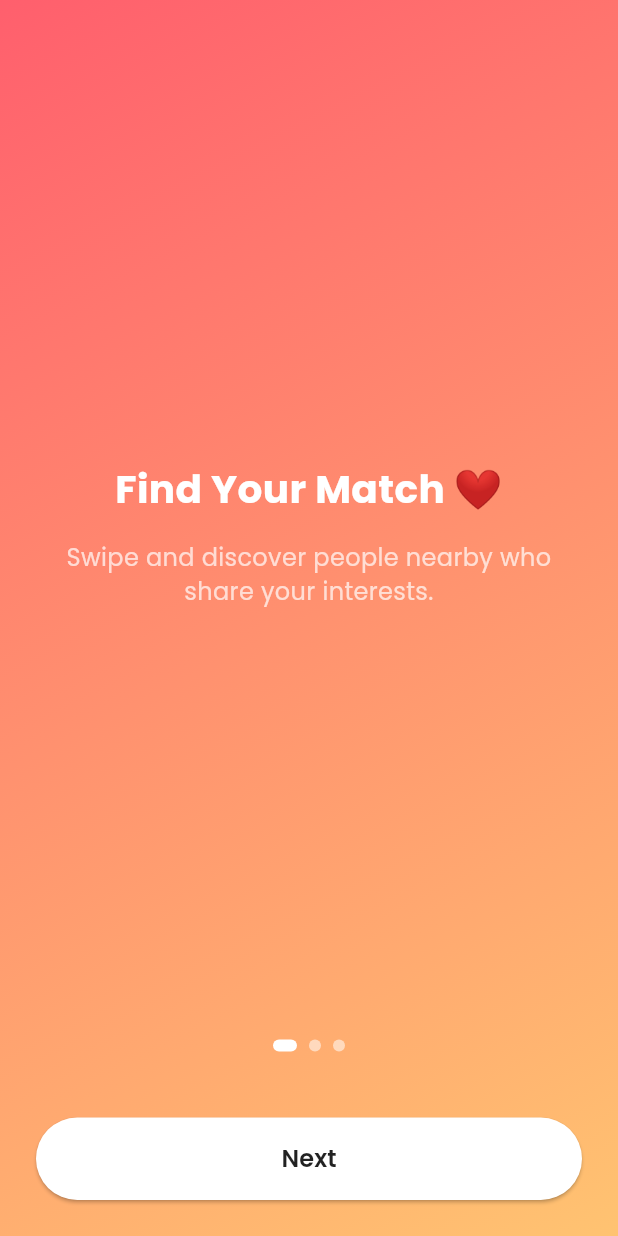
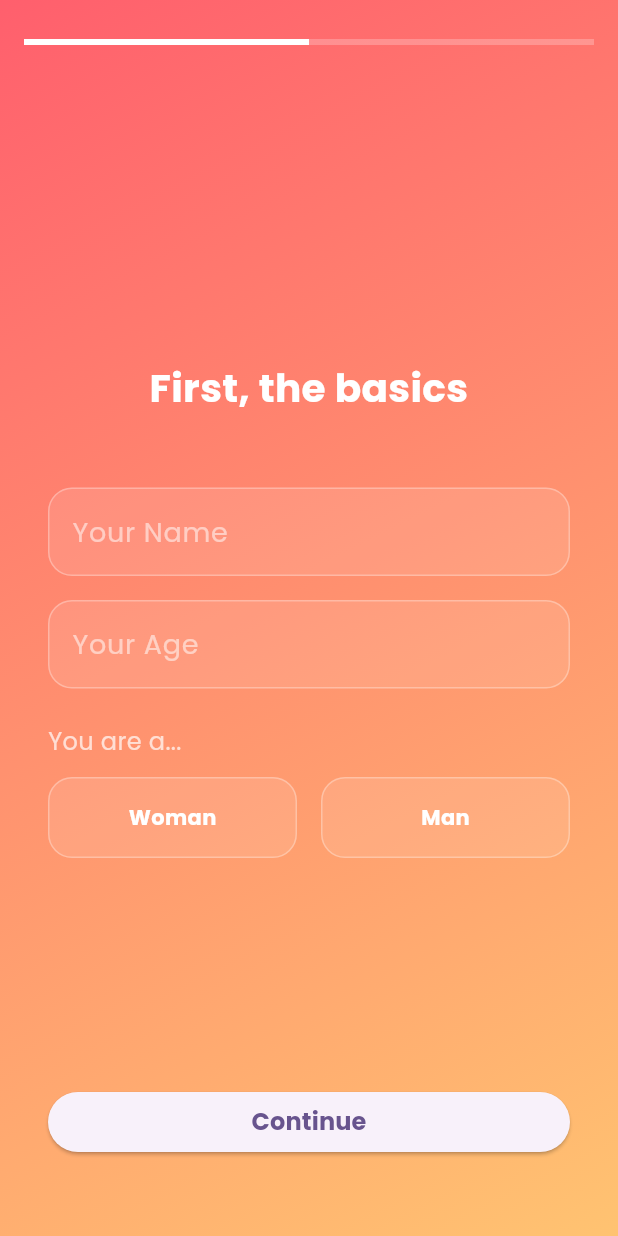
Before and after one commit to sinancholakkal/Dating_app, a Flutter app: the screen it shows after launch, on a phone screen of 412 x 824 dp. Run offline on Flutter 3.47's test engine with Material 3 defaults, Android fonts, the phone set to English and light mode, and no system bars; our stand-ins replace bloc, flutter_bloc, fluttertoast, go_router, google_fonts, pinput.

Commit message:
working in  profile setup screen, basic tab and photo upload tab added

```diff
--- a/lib/main.dart
+++ b/lib/main.dart
@@ -1,5 +1,6 @@
 import 'package:dating_app/routes/app_router.dart';
 import 'package:dating_app/state/auth_bloc/auth_bloc.dart';
+import 'package:dating_app/state/profile_setup_bloc/profile_setup_bloc.dart';
 import 'package:dating_app/view/screen_onboarding/screen_onboarding.dart';
 import 'package:flutter/material.dart';
 import 'package:flutter_bloc/flutter_bloc.dart';
@@ -17,6 +18,9 @@ class MyApp extends StatelessWidget {
         BlocProvider(
           create: (context) => AuthBloc(),
         ),
+        BlocProvider(
+          create: (context) => ProfileSetupBloc(),
+        ),
 
       ],
       child: MaterialApp.router(
--- a/lib/routes/app_router.dart
+++ b/lib/routes/app_router.dart
@@ -4,16 +4,18 @@
 import 'package:dating_app/view/auth_landing_screen/auth_landing_screen.dart';
 import 'package:dating_app/view/email_auth_screen/email_auth_screen.dart';
 import 'package:dating_app/view/phone_otp_screen/phone_otp_screen.dart';
+import 'package:dating_app/view/profile_setup_screen/profile_setup_screen.dart';
 import 'package:dating_app/view/screen_onboarding/screen_onboarding.dart';
 import 'package:go_router/go_router.dart';
 
 final GoRouter appRouter = GoRouter(
-  initialLocation: '/onboarding',
+  initialLocation: '/profilesetup',
   routes: [
     GoRoute(path: '/onboarding', builder: (context, state) =>  ScreenOnboarding()),
     GoRoute(path: '/authlanding', builder: (context, state) =>  AuthLandingScreen()),
     GoRoute(path: '/phoneotp', builder: (context, state) =>  PhoneOtpScreen()),
     GoRoute(path: '/emailauth', builder: (context, state) =>  EmailAuthScreen()),
+    GoRoute(path: '/profilesetup', builder: (context, state) =>  ProfileSetupScreen()),
     // GoRoute(path: '/login', builder: (context, state) => const LoginScreen()),
     // GoRoute(
     //   path: '/register',
--- /dev/null
+++ b/lib/state/profile_setup_bloc/profile_setup_event.dart
@@ -0,0 +1,17 @@
+part of 'profile_setup_bloc.dart';
+
+abstract class ProfileSetupEvent {}
+
+class ContinueTappedEvent extends ProfileSetupEvent {
+  final int currentPage;
+  final PageController pageController;
+  ContinueTappedEvent( {required this.pageController,required this.currentPage});
+}
+
+class GoBackTappedEvent extends ProfileSetupEvent {
+  final PageController pageController;
+    final int currentPage;
+  GoBackTappedEvent( {required this.currentPage,required this.pageController});
+}
+class StartProfileSetupEvent extends ProfileSetupEvent{}
+class StartProfileSetup extends ProfileSetupEvent {}
--- /dev/null
+++ b/lib/state/profile_setup_bloc/profile_setup_state.dart
@@ -0,0 +1,23 @@
+part of 'profile_setup_bloc.dart';
+
+@immutable
+sealed class ProfileSetupState {}
+
+// Initial state when the screen is first loaded.
+final class ProfileSetupInitial extends ProfileSetupState {}
+
+class ProfileSetUpNextPage extends ProfileSetupState{
+  final int currentPage;
+
+  ProfileSetUpNextPage({required this.currentPage});
+
+}
+
+// Optional: A state for when the entire profile is submitted successfully
+final class ProfileSetupSuccess extends ProfileSetupState {}
+
+// Optional: A state to represent an error during submission
+final class ProfileSetupFailure extends ProfileSetupState {
+  final String error;
+  ProfileSetupFailure({required this.error});
+}
--- a/lib/view/phone_otp_screen/phone_otp_screen.dart
+++ b/lib/view/phone_otp_screen/phone_otp_screen.dart
@@ -7,8 +7,7 @@ import 'package:dating_app/view/widgets/text_feild.dart';
 import 'package:dating_app/view/widgets/toast.dart';
 import 'package:flutter/material.dart';
 import 'package:flutter_bloc/flutter_bloc.dart';
-import 'package:google_fonts/google_fonts.dart';
-import 'package:pinput/pinput.dart';
+
 
 class PhoneOtpScreen extends StatefulWidget {
   const PhoneOtpScreen({super.key});
--- /dev/null
+++ b/lib/view/profile_setup_screen/profile_setup_screen.dart
@@ -0,0 +1,105 @@
+import 'package:dating_app/state/profile_setup_bloc/profile_setup_bloc.dart';
+import 'package:dating_app/utils/app_color.dart';
+import 'package:dating_app/utils/app_color.dart' as AppColors;
+import 'package:dating_app/view/profile_setup_screen/widget/details_setup.dart';
+import 'package:dating_app/view/profile_setup_screen/widget/photos_setp.dart';
+import 'package:dating_app/view/widgets/app_genderchip.dart';
+import 'package:dating_app/view/widgets/app_text_field.dart';
+import 'package:flutter/material.dart';
+import 'package:flutter_bloc/flutter_bloc.dart';
+import 'package:google_fonts/google_fonts.dart';
+
+class ProfileSetupScreen extends StatefulWidget {
+  const ProfileSetupScreen({super.key});
+
+  @override
+  State<ProfileSetupScreen> createState() => _ProfileSetupScreenState();
+}
+
+class _ProfileSetupScreenState extends State<ProfileSetupScreen> {
+  late final PageController _pageController;
+  TextEditingController _nameController = TextEditingController();
+  TextEditingController _ageController = TextEditingController();
+  //Gender _selectedGender = Gender.none;
+  ValueNotifier<Gender> selectedGender = ValueNotifier(Gender.none);
+  int _currentPage = 0;
+
+  @override
+  void initState() {
+    super.initState();
+    _pageController = PageController();
+  }
+
+  @override
+  void dispose() {
+    _pageController.dispose();
+    super.dispose();
+  }
+
+  @override
+  Widget build(BuildContext context) {
+    return Container(
+      decoration: const BoxDecoration(gradient: appGradient),
+      child: Scaffold(
+        backgroundColor: Colors.transparent,
+        appBar: AppBar(
+          backgroundColor: Colors.transparent,
+          elevation: 0,
+          iconTheme: IconThemeData(color: kWhite),
+
+          title: BlocBuilder<ProfileSetupBloc, ProfileSetupState>(
+            builder: (context, state) {
+              if (state is ProfileSetUpNextPage) {
+                _currentPage = state.currentPage;
+              }
+              return LinearProgressIndicator(
+                value: (_currentPage + 1) / 2,
+                backgroundColor: Colors.white24,
+                valueColor: const AlwaysStoppedAnimation<Color>(Colors.white),
+              );
+            },
+          ),
+        ),
+        body: PageView(
+          controller: _pageController,
+          physics: const NeverScrollableScrollPhysics(),
+          children: [
+            ValueListenableBuilder(
+              valueListenable: selectedGender,
+              builder: (context, genderNoti, child) {
+                //Detailse setup widget session----
+                return DetailsStep(
+                  onContinue: () => context.read<ProfileSetupBloc>().add(
+                    ContinueTappedEvent(
+                      pageController: _pageController,
+                      currentPage: _currentPage++,
+                    ),
+                  ),
+                  nameController: _nameController,
+                  ageController: _ageController,
+                  selectedGender: genderNoti,
+                  onGenderSelected: (gender) {
+                    selectedGender.value = gender;
+                  },
+                );
+              },
+            ),
+
+            PhotosStep(
+              onContinue: () => context.read<ProfileSetupBloc>().add(
+                ContinueTappedEvent(
+                  pageController: _pageController,
+                  currentPage: _currentPage,
+                ),
+              ),
+            ),
+          ],
+        ),
+      ),
+    );
+  }
+}
+
+
+
+enum Gender { none, woman, man }
--- /dev/null
+++ b/lib/view/profile_setup_screen/widget/details_setup.dart
@@ -0,0 +1,89 @@
+import 'package:dating_app/utils/app_sizedbox.dart';
+import 'package:dating_app/view/profile_setup_screen/profile_setup_screen.dart';
+import 'package:dating_app/view/widgets/app_genderchip.dart';
+import 'package:dating_app/view/widgets/app_text_field.dart';
+import 'package:flutter/material.dart';
+import 'package:google_fonts/google_fonts.dart';
+
+class DetailsStep extends StatelessWidget {
+  final VoidCallback onContinue;
+  final TextEditingController nameController;
+  final TextEditingController ageController;
+  final Gender selectedGender;
+  final Function(Gender) onGenderSelected;
+
+  const DetailsStep({
+    super.key,
+    required this.onContinue,
+    required this.nameController,
+    required this.ageController,
+    required this.selectedGender,
+    required this.onGenderSelected,
+  });
+
+  @override
+  Widget build(BuildContext context) {
+    return Padding(
+      padding: const EdgeInsets.all(32.0),
+      child: Column(
+        crossAxisAlignment: CrossAxisAlignment.stretch,
+        mainAxisAlignment: MainAxisAlignment.center,
+        children: [
+          const Spacer(),
+          Text(
+            "First, the basics",
+            style: GoogleFonts.poppins(
+              fontSize: 26,
+              fontWeight: FontWeight.bold,
+              color: Colors.white,
+            ),
+            textAlign: TextAlign.center,
+          ),
+          const SizedBox(height: 48),
+          AppTextField(controller: nameController, hintText: "Your Name"),
+          const SizedBox(height: 16),
+          AppTextField(
+            controller: ageController,
+            hintText: "Your Age",
+            keyboardType: TextInputType.number,
+          ),
+
+          const SizedBox(height: 24),
+          Text(
+            "You are a...",
+            style: GoogleFonts.poppins(color: Colors.white70, fontSize: 16),
+          ),
+          const SizedBox(height: 12),
+          Row(
+            children: [
+              GenderChip(
+                label: "Woman",
+                isSelected: selectedGender == Gender.woman,
+                onTap: () => onGenderSelected(Gender.woman),
+              ),
+              const SizedBox(width: 16),
+              GenderChip(
+                label: "Man",
+                isSelected: selectedGender == Gender.man,
+                onTap: () => onGenderSelected(Gender.man),
+              ),
+            ],
+          ),
+          const Spacer(),
+          ElevatedButton(
+            onPressed: onContinue,
+            child: Text(
+              "Continue",
+              style: GoogleFonts.poppins(
+                fontSize: 16,
+                fontWeight: FontWeight.bold,
+              ),
+            ),
+            // ... button styling is the same ...
+          ),
+          AppSizedBox.h20
+        ],
+      ),
+    );
+  }
+}
--- /dev/null
+++ b/lib/view/widgets/app_genderchip.dart
@@ -0,0 +1,45 @@
+import 'package:dating_app/utils/app_color.dart' as AppColors;
+import 'package:flutter/material.dart';
+import 'package:google_fonts/google_fonts.dart';
+
+class GenderChip extends StatelessWidget {
+  final String label;
+  final bool isSelected;
+  final VoidCallback onTap;
+
+  const GenderChip({
+    super.key,
+    required this.label,
+    required this.isSelected,
+    required this.onTap,
+  });
+
+  @override
+  Widget build(BuildContext context) {
+    return Expanded(
+      child: GestureDetector(
+        onTap: onTap,
+        child: AnimatedContainer(
+          duration: const Duration(milliseconds: 300),
+          padding: const EdgeInsets.symmetric(vertical: 16),
+          decoration: BoxDecoration(
+            color: isSelected ? AppColors.kWhite : AppColors.kWhite.withOpacity(0.1),
+            borderRadius: BorderRadius.circular(16),
+            border: Border.all(
+              color: isSelected ? AppColors.kWhite : AppColors.kWhite.withOpacity(0.3),
+            ),
+          ),
+          child: Center(
+            child: Text(
+              label,
+              style: GoogleFonts.poppins(
+                fontWeight: FontWeight.bold,
+                color: isSelected ? AppColors.primary : AppColors.kWhite,
+              ),
+            ),
+          ),
+        ),
+      ),
+    );
+  }
+}
```
Also changed, not shown: lib/state/profile_setup_bloc/profile_setup_bloc.dart (added, +47 -0 lines), lib/view/profile_setup_screen/widget/photos_setp.dart (added, +79 -0 lines), 1 other file.
